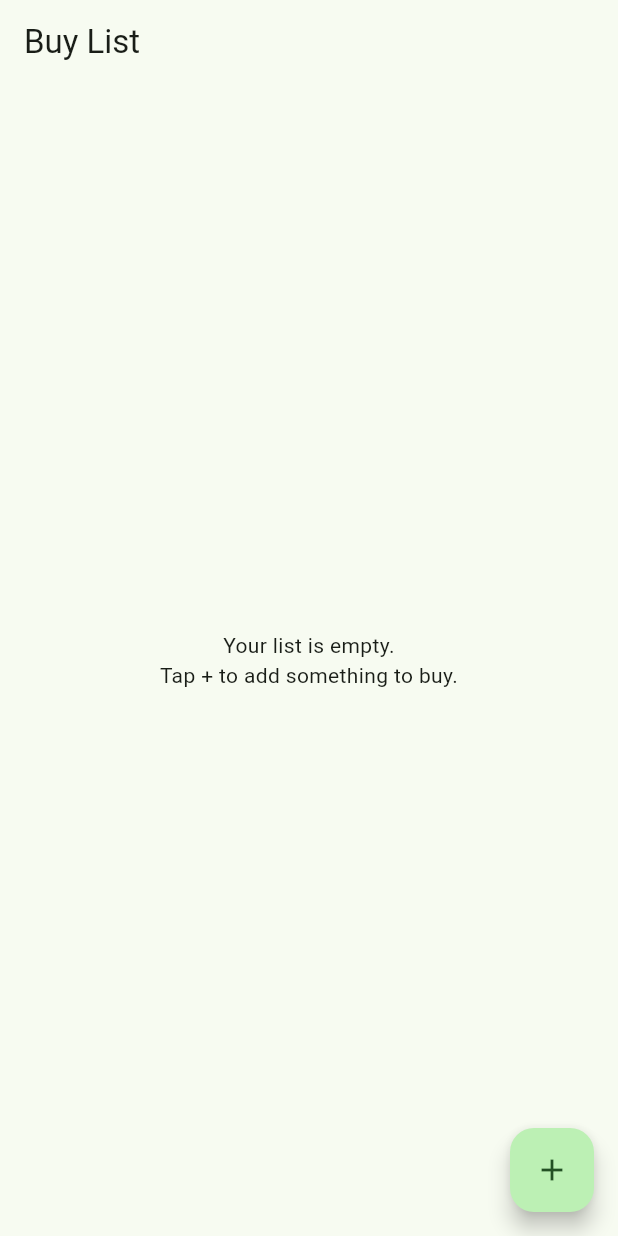
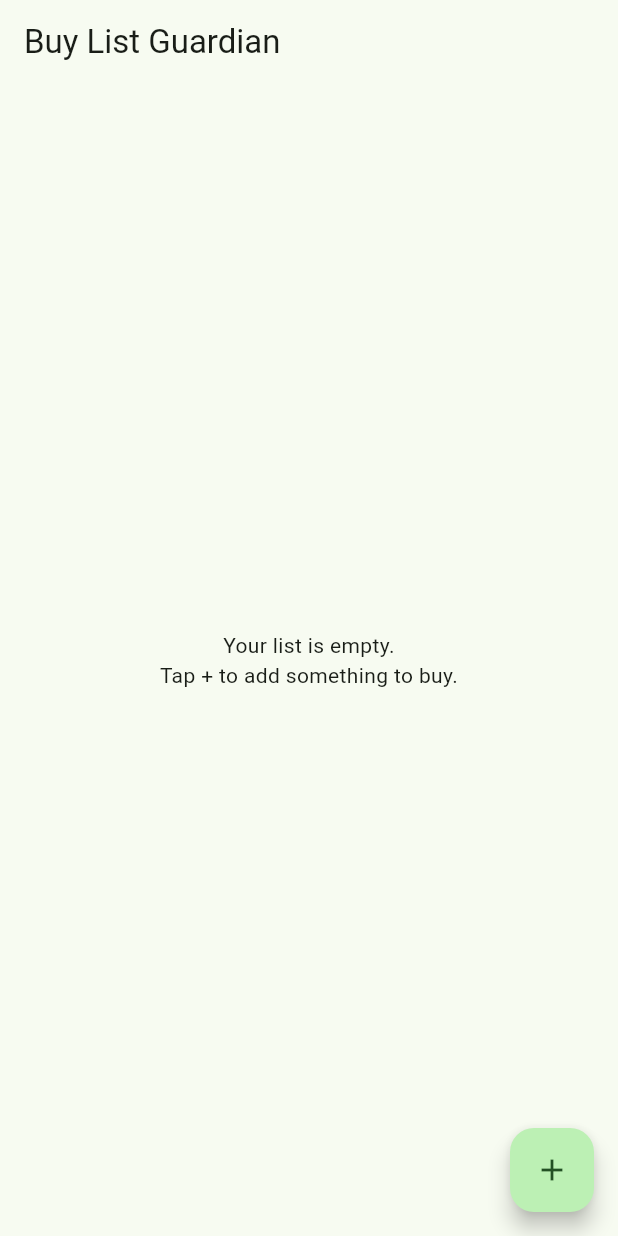
Before and after one commit to ffabious/BuyListGuardian, a Flutter app: the screen it shows after launch, on a phone screen of 412 x 824 dp. Run offline on Flutter 3.47's test engine with Material 3 defaults, Android fonts, the phone set to English and light mode, and no system bars; our stand-ins replace shared_preferences.

Commit message:
docs: change name to BuyListGuardian

```diff
--- a/lib/main.dart
+++ b/lib/main.dart
@@ -18,7 +18,7 @@
   Widget build(BuildContext context) {
     return MaterialApp(
       debugShowCheckedModeBanner: false,
-      title: 'Buy List Guard',
+      title: 'Buy List Guardian',
       theme: ThemeData(
         colorScheme: ColorScheme.fromSeed(seedColor: Colors.green),
         useMaterial3: true,
@@ -131,7 +131,7 @@
   @override
   Widget build(BuildContext context) {
     return Scaffold(
-      appBar: AppBar(title: const Text('Buy List')),
+      appBar: AppBar(title: const Text('Buy List Guardian')),
       body: _buildBody(context),
       floatingActionButton: FloatingActionButton(
         onPressed: () {
@@ -251,7 +251,7 @@
 
   final SharedPreferences _preferences;
 
-  static const _storageKey = 'buylistguard.items';
+  static const _storageKey = 'buylistguardian.items';
 
   static Future<BuyListStorage> create() async {
     final prefs = await SharedPreferences.getInstance();
--- a/pubspec.yaml
+++ b/pubspec.yaml
@@ -1,4 +1,4 @@
-name: buylistguard
+name: buylistguardian
 description: "A new Flutter project."
 # The following line prevents the package from being accidentally published to
 # pub.dev using `flutter pub publish`. This is preferred for private packages.
```
Also changed, not shown: 7 other files.
